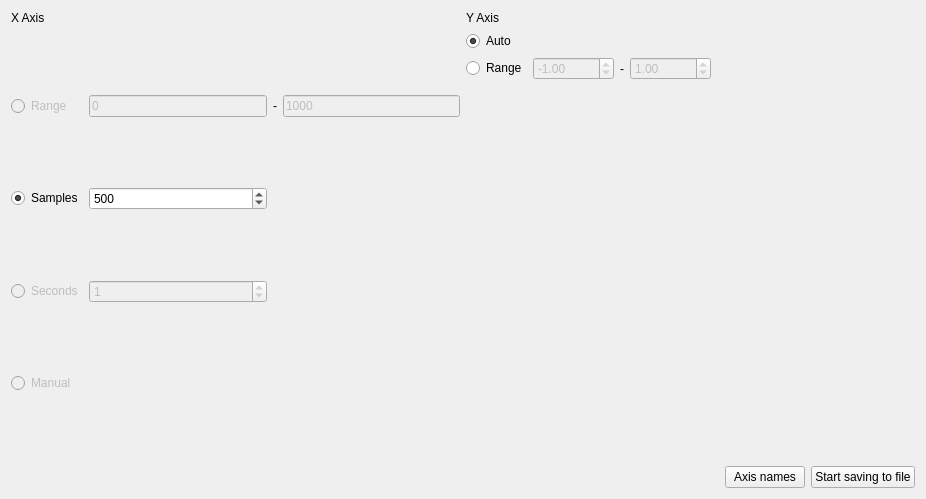
Above: lib/cfclient/ui/widgets/plotter.ui from bitcraze/crazyflie-clients-python before the change. Below: the same form after it.
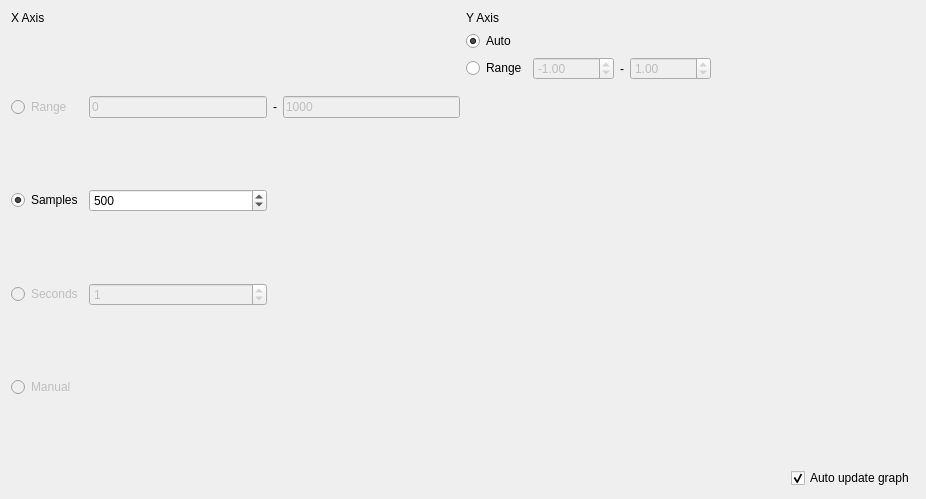
That is the form after the change.

Commit message: Removed save file functionality

What changed in the file:
```diff
--- a/lib/cfclient/ui/widgets/plotter.ui
+++ b/lib/cfclient/ui/widgets/plotter.ui
@@ -247,13 +247,6 @@
            </item>
            <item row="2" column="1">
             <layout class="QGridLayout" name="gridLayout_2">
-             <item row="0" column="2">
-              <widget class="QPushButton" name="saveToFile">
-               <property name="text">
-                <string>Start saving to file</string>
-               </property>
-              </widget>
-             </item>
              <item row="0" column="0">
               <spacer name="horizontalSpacer">
                <property name="orientation">
@@ -268,9 +261,12 @@
               </spacer>
              </item>
              <item row="0" column="1">
-              <widget class="QPushButton" name="pushButton">
+              <widget class="QCheckBox" name="_auto_redraw">
                <property name="text">
-                <string>Axis names</string>
+                <string>Auto update graph</string>
+               </property>
+               <property name="checked">
+                <bool>true</bool>
                </property>
               </widget>
              </item>
```
The commit also changes 2 other files.
